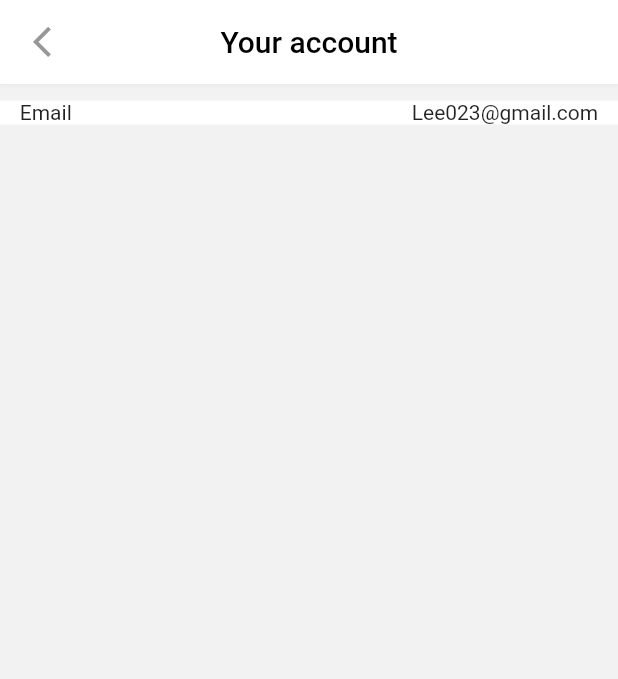
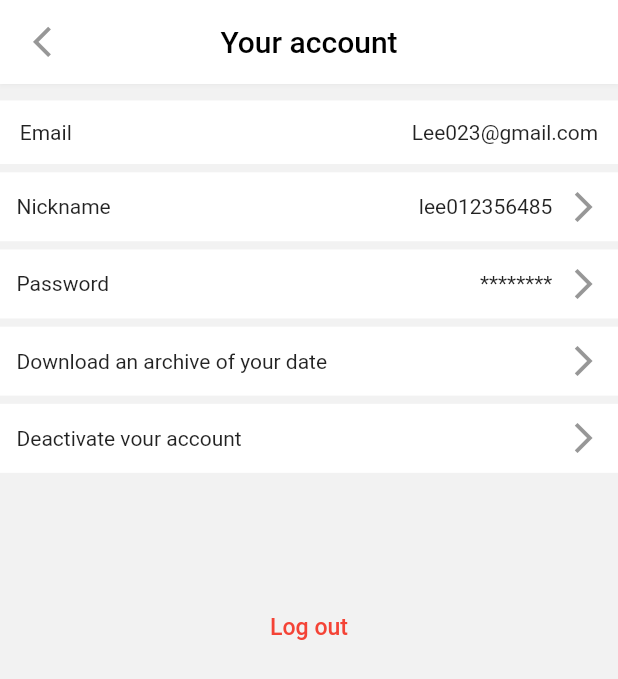
Before and after one commit to soulmateelf/flutter_soulmateelf, a Flutter app: the AccountPage widget shown alone on an empty page, opened directly, on a phone screen of 412 x 824 dp. Shown: the top 679 px of the screen. Run offline on Flutter 3.47's test engine with Material 2 defaults, Android fonts, the phone set to English and light mode, and no system bars; drawn by our look-alikes of pull_to_refresh; our stand-ins replace connectivity_plus, dio, flutter_bloc, flutter_easyloading, flutter_keyboard_visibility, flutter_screenutil and 7 more; missing offline and left inert: flutter_form_bloc, form_bloc; accounts and stored records are empty; statements that could not run were skipped.

Commit message:
'修改密码页面'

```diff
--- a/lib/utils/core/route.dart
+++ b/lib/utils/core/route.dart
@@ -6,6 +6,7 @@ import 'package:flutter_soulmateelf/views/base/welcome/view.dart';
 import 'package:flutter_soulmateelf/views/base/signup/view.dart';
 import 'package:flutter_soulmateelf/views/main/account/view.dart';
 import 'package:flutter_soulmateelf/views/main/settings/view.dart';
+import 'package:flutter_soulmateelf/views/main/updatePassword/view.dart';
 import 'package:get/get.dart';
 /// base
 import 'package:flutter_soulmateelf/views/base/splash/view.dart';
@@ -34,6 +35,7 @@ class AppRoute {
     GetPage(name: '/chat', page: () => ChatPage()),/// 聊天
     GetPage(name: '/settings', page: ()=>SettingsPage()), /// 设置
     GetPage(name: '/account', page:()=>AccountPage()), /// 账户设置
+    GetPage(name: '/updatePassword', page:()=>UpdatePasswordPage()),/// 更新密码
     /// text
     GetPage(name: '/textToSpeech', page: () => TextToSpeechPage()),/// 聊天
   ];
--- a/lib/views/main/account/view.dart
+++ b/lib/views/main/account/view.dart
@@ -1,12 +1,13 @@
 /*
  * @Date: 2023-04-12 18:45:02
  * @LastEditors: Wws wuwensheng@donganyun.com
- * @LastEditTime: 2023-04-12 18:49:02
+ * @LastEditTime: 2023-04-12 19:09:55
  * @FilePath: \soulmate\lib\views\main\account\view.dart
  */
 import 'package:flutter/material.dart';
 import 'package:flutter_screenutil/flutter_screenutil.dart';
 import 'package:flutter_soulmateelf/widgets/library/projectLibrary.dart';
+import 'package:get/get.dart';
 
 class AccountPage extends StatelessWidget {
   @override
@@ -20,7 +21,7 @@ class AccountPage extends StatelessWidget {
               children: [
                 Container(
                   margin: EdgeInsets.only(top: 10.w),
-                  padding: EdgeInsets.symmetric(horizontal: 24.w),
+                  padding: EdgeInsets.all(24.w),
                   color: Colors.white,
                   child: Row(
                     mainAxisAlignment: MainAxisAlignment.spaceBetween,
@@ -29,6 +30,109 @@ class AccountPage extends StatelessWidget {
                       Text("Lee023@gmail.com")
                     ],
                   ),
+                ),
+                Container(
+                  margin: EdgeInsets.only(top: 10.w),
+                  child: Ink(
+                    color: Colors.white,
+                    child: InkWell(
+                      onTap: () {},
+                      child: Container(
+                        padding: EdgeInsets.all(20.w),
+                        child: Row(
+                          mainAxisAlignment: MainAxisAlignment.spaceBetween,
+                          children: [
+                            Expanded(child: Text("Nickname")),
+                            Text("lee012356485"),
+                            Padding(
+                              padding: EdgeInsets.only(left: 16.w),
+                              child: Icon(Icons.arrow_forward_ios),
+                            )
+                          ],
+                        ),
+                      ),
+                    ),
+                  ),
+                ),
+                Container(
+                  margin: EdgeInsets.only(top: 10.w),
+                  child: Ink(
+                    color: Colors.white,
+                    child: InkWell(
+                      onTap: () {
+                        Get.toNamed('/updatePassword');
+                      },
+                      child: Container(
+                        padding: EdgeInsets.all(20.w),
+                        child: Row(
+                          mainAxisAlignment: MainAxisAlignment.spaceBetween,
+                          children: [
+                            Expanded(child: Text("Password")),
+                            Text("********"),
+                            Padding(
+                              padding: EdgeInsets.only(left: 16.w),
+                              child: Icon(Icons.arrow_forward_ios),
+                            )
+                          ],
+                        ),
+                      ),
+                    ),
+                  ),
+                ),
+                Container(
+                  margin: EdgeInsets.only(top: 10.w),
+                  child: Ink(
+                    color: Colors.white,
+                    child: InkWell(
+                      onTap: () {},
+                      child: Container(
+                        padding: EdgeInsets.all(20.w),
+                        child: Row(
+                          mainAxisAlignment: MainAxisAlignment.spaceBetween,
+                          children: [
+                            Expanded(
+                                child:
+                                    Text("Download an archive of your date")),
+                            Padding(
+                              padding: EdgeInsets.only(left: 16.w),
+                              child: Icon(Icons.arrow_forward_ios),
+                            )
+                          ],
+                        ),
+                      ),
+                    ),
+                  ),
+                ),
+                Container(
+                  margin: EdgeInsets.only(top: 10.w),
+                  child: Ink(
+                    color: Colors.white,
+                    child: InkWell(
+                      onTap: () {},
+                      child: Container(
+                        padding: EdgeInsets.all(20.w),
+                        child: Row(
+                          mainAxisAlignment: MainAxisAlignment.spaceBetween,
+                          children: [
+                            Expanded(child: Text("Deactivate vour account")),
+                            Padding(
+                              padding: EdgeInsets.only(left: 16.w),
+                              child: Icon(Icons.arrow_forward_ios),
+                            )
+                          ],
+                        ),
+                      ),
+                    ),
+                  ),
+                ),
+                Container(
+                  margin: EdgeInsets.only(top: 144.w),
+                  child: TextButton(
+                      onPressed: () {},
+                      child: Text(
+                        "Log out",
+                        style: TextStyle(color: Colors.red, fontSize: 28.sp),
+                      )),
                 )
               ],
             ),
```
Also changed, not shown: lib/views/main/updatePassword/bloc.dart (added, +41 -0 lines), lib/views/main/updatePassword/view.dart (added, +73 -0 lines).
